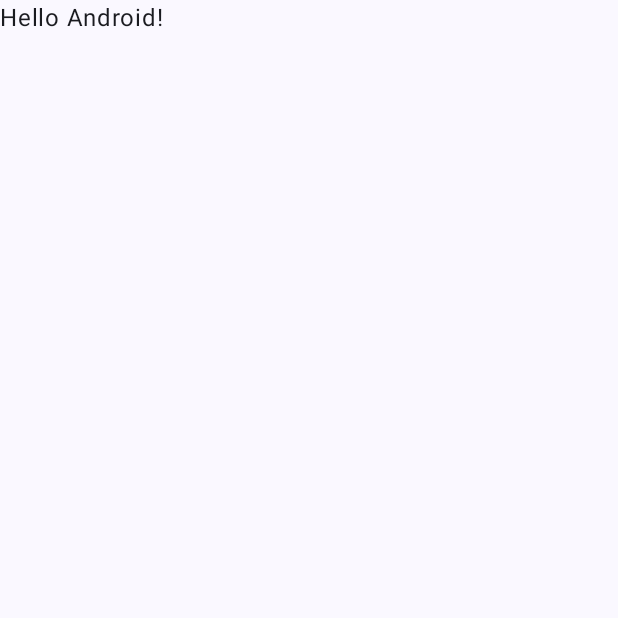
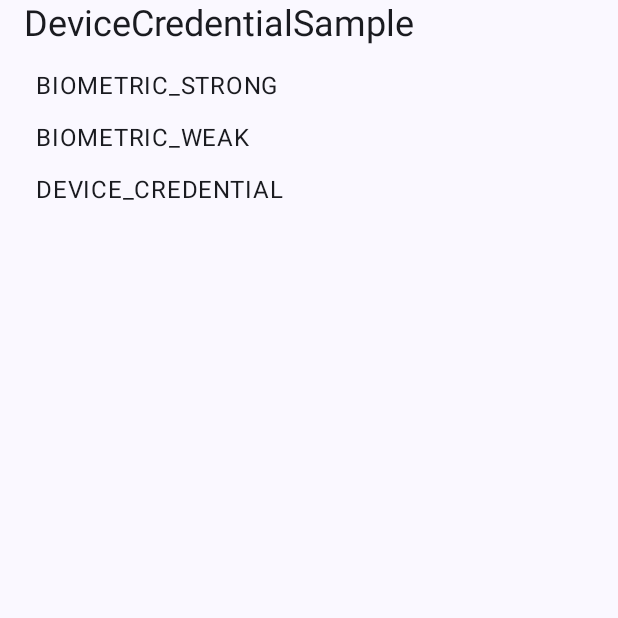
Before and after one commit to kosenda/DeviceAuthenticationSample, an Android app built with Jetpack Compose: the screen it shows after launch (MainActivity), on a phone screen of 412 x 824 dp, the top half of it. Before the commit the part shown is almost empty. Run offline under Robolectric (Android 15) with nearby library versions, the phone set to English and light mode, and no system bars; our stand-ins replace Dagger/Hilt's generated code.

Commit message:
feature: UIのベース作成

```diff
--- a/app/src/main/AndroidManifest.xml
+++ b/app/src/main/AndroidManifest.xml
@@ -3,6 +3,7 @@
     xmlns:tools="http://schemas.android.com/tools">
 
     <application
+        android:name=".ui.Application"
         android:allowBackup="true"
         android:dataExtractionRules="@xml/data_extraction_rules"
         android:fullBackupContent="@xml/backup_rules"
--- a/app/src/main/java/ksnd/devicecredentialsample/MainActivity.kt
+++ b/app/src/main/java/ksnd/devicecredentialsample/MainActivity.kt
@@ -6,38 +6,25 @@ import androidx.activity.compose.setContent
 import androidx.compose.foundation.layout.fillMaxSize
 import androidx.compose.material3.MaterialTheme
 import androidx.compose.material3.Surface
-import androidx.compose.material3.Text
-import androidx.compose.runtime.Composable
 import androidx.compose.ui.Modifier
-import androidx.compose.ui.tooling.preview.Preview
+import androidx.hilt.navigation.compose.hiltViewModel
+import dagger.hilt.android.AndroidEntryPoint
+import ksnd.devicecredentialsample.ui.screen.MainScreen
 import ksnd.devicecredentialsample.ui.theme.DeviceCredentialSampleTheme
 
+@AndroidEntryPoint
 class MainActivity : ComponentActivity() {
     override fun onCreate(savedInstanceState: Bundle?) {
         super.onCreate(savedInstanceState)
         setContent {
             DeviceCredentialSampleTheme {
-                // A surface container using the 'background' color from the theme
-                Surface(modifier = Modifier.fillMaxSize(), color = MaterialTheme.colorScheme.background) {
-                    Greeting("Android")
+                Surface(
+                    modifier = Modifier.fillMaxSize(),
+                    color = MaterialTheme.colorScheme.background,
+                ) {
+                    MainScreen(viewModel = hiltViewModel())
                 }
             }
         }
     }
 }
-
-@Composable
-fun Greeting(name: String, modifier: Modifier = Modifier) {
-    Text(
-        text = "Hello $name!",
-        modifier = modifier
-    )
-}
-
-@Preview(showBackground = true)
-@Composable
-fun GreetingPreview() {
-    DeviceCredentialSampleTheme {
-        Greeting("Android")
-    }
-}
--- /dev/null
+++ b/app/src/main/java/ksnd/devicecredentialsample/ui/Application.kt
@@ -0,0 +1,7 @@
+package ksnd.devicecredentialsample.ui
+
+import android.app.Application
+import dagger.hilt.android.HiltAndroidApp
+
+@HiltAndroidApp
+class Application : Application()
--- /dev/null
+++ b/app/src/main/java/ksnd/devicecredentialsample/ui/screen/MainScreen.kt
@@ -0,0 +1,58 @@
+package ksnd.devicecredentialsample.ui.screen
+
+import androidx.compose.foundation.layout.Column
+import androidx.compose.foundation.layout.fillMaxSize
+import androidx.compose.foundation.layout.padding
+import androidx.compose.foundation.rememberScrollState
+import androidx.compose.foundation.verticalScroll
+import androidx.compose.material3.MaterialTheme
+import androidx.compose.material3.Surface
+import androidx.compose.material3.Text
+import androidx.compose.runtime.Composable
+import androidx.compose.ui.Modifier
+import androidx.compose.ui.tooling.preview.Preview
+import androidx.compose.ui.unit.dp
+import ksnd.devicecredentialsample.ui.viewmodel.MainViewModel
+
+@Composable
+fun MainScreen(viewModel: MainViewModel) {
+    MainScreenContent()
+}
+
+@Composable
+private fun MainScreenContent() {
+    Surface(
+        modifier = Modifier
+            .padding(horizontal = 16.dp)
+            .fillMaxSize()
+            .verticalScroll(rememberScrollState()),
+    ) {
+        Column {
+            Text(
+                text = "DeviceCredentialSample",
+                style = MaterialTheme.typography.headlineSmall,
+            )
+            Text(
+                text = "BIOMETRIC_STRONG",
+                modifier = Modifier.padding(top = 16.dp, start = 8.dp),
+                style = MaterialTheme.typography.bodyLarge,
+            )
+            Text(
+                text = "BIOMETRIC_WEAK",
+                style = MaterialTheme.typography.bodyLarge,
+                modifier = Modifier.padding(top = 16.dp, start = 8.dp),
+            )
+            Text(
+                text = "DEVICE_CREDENTIAL",
+                style = MaterialTheme.typography.bodyLarge,
+                modifier = Modifier.padding(top = 16.dp, start = 8.dp),
+            )
+        }
+    }
+}
+
+@Preview
+@Composable
+fun PreviewMainScreenContent() {
+    MainScreenContent()
+}
--- a/app/src/main/java/ksnd/devicecredentialsample/ui/theme/Theme.kt
+++ b/app/src/main/java/ksnd/devicecredentialsample/ui/theme/Theme.kt
@@ -25,22 +25,11 @@ private val LightColorScheme = lightColorScheme(
     primary = Purple40,
     secondary = PurpleGrey40,
     tertiary = Pink40
-
-    /* Other default colors to override
-    background = Color(0xFFFFFBFE),
-    surface = Color(0xFFFFFBFE),
-    onPrimary = Color.White,
-    onSecondary = Color.White,
-    onTertiary = Color.White,
-    onBackground = Color(0xFF1C1B1F),
-    onSurface = Color(0xFF1C1B1F),
-    */
 )
 
 @Composable
 fun DeviceCredentialSampleTheme(
     darkTheme: Boolean = isSystemInDarkTheme(),
-    // Dynamic color is available on Android 12+
     dynamicColor: Boolean = true,
     content: @Composable () -> Unit
 ) {
--- a/app/src/main/java/ksnd/devicecredentialsample/ui/theme/Type.kt
+++ b/app/src/main/java/ksnd/devicecredentialsample/ui/theme/Type.kt
@@ -6,7 +6,6 @@ import androidx.compose.ui.text.font.FontFamily
 import androidx.compose.ui.text.font.FontWeight
 import androidx.compose.ui.unit.sp
 
-// Set of Material typography styles to start with
 val Typography = Typography(
     bodyLarge = TextStyle(
         fontFamily = FontFamily.Default,
@@ -15,20 +14,4 @@ val Typography = Typography(
         lineHeight = 24.sp,
         letterSpacing = 0.5.sp
     )
-    /* Other default text styles to override
-    titleLarge = TextStyle(
-        fontFamily = FontFamily.Default,
-        fontWeight = FontWeight.Normal,
-        fontSize = 22.sp,
-        lineHeight = 28.sp,
-        letterSpacing = 0.sp
-    ),
-    labelSmall = TextStyle(
-        fontFamily = FontFamily.Default,
-        fontWeight = FontWeight.Medium,
-        fontSize = 11.sp,
-        lineHeight = 16.sp,
-        letterSpacing = 0.5.sp
-    )
-    */
 )
--- /dev/null
+++ b/app/src/main/java/ksnd/devicecredentialsample/ui/viewmodel/MainViewModel.kt
@@ -0,0 +1,10 @@
+package ksnd.devicecredentialsample.ui.viewmodel
+
+import androidx.lifecycle.ViewModel
+import dagger.hilt.android.lifecycle.HiltViewModel
+import javax.inject.Inject
+
+@HiltViewModel
+class MainViewModel @Inject constructor() : ViewModel() {
+
+}
--- a/build.gradle.kts
+++ b/build.gradle.kts
@@ -1,5 +1,7 @@
 // Top-level build file where you can add configuration options common to all sub-projects/modules.
 plugins {
-    id("com.android.application") version "8.2.2" apply false
-    id("org.jetbrains.kotlin.android") version "1.9.0" apply false
+    id("com.android.application") version "8.4.0" apply false
+    id("org.jetbrains.kotlin.android") version "1.9.23" apply false
+    id("com.google.devtools.ksp") version "1.9.23-1.0.20" apply false
+    id("com.google.dagger.hilt.android") version "2.51.1" apply false
 }
--- a/gradle.properties
+++ b/gradle.properties
@@ -6,7 +6,7 @@
 # http://www.gradle.org/docs/current/userguide/build_environment.html
 # Specifies the JVM arguments used for the daemon process.
 # The setting is particularly useful for tweaking memory settings.
-org.gradle.jvmargs=-Xmx2048m -Dfile.encoding=UTF-8
+org.gradle.jvmargs=-Xmx3g -Dfile.encoding=UTF-8
 # When configured, Gradle will run in incubating parallel mode.
 # This option should only be used with decoupled projects. More details, visit
 # http://www.gradle.org/docs/current/userguide/multi_project_builds.html#sec:decoupled_projects
```
Also changed, not shown: app/build.gradle.kts (+11 -4 lines), gradle/wrapper/gradle-wrapper.properties.
